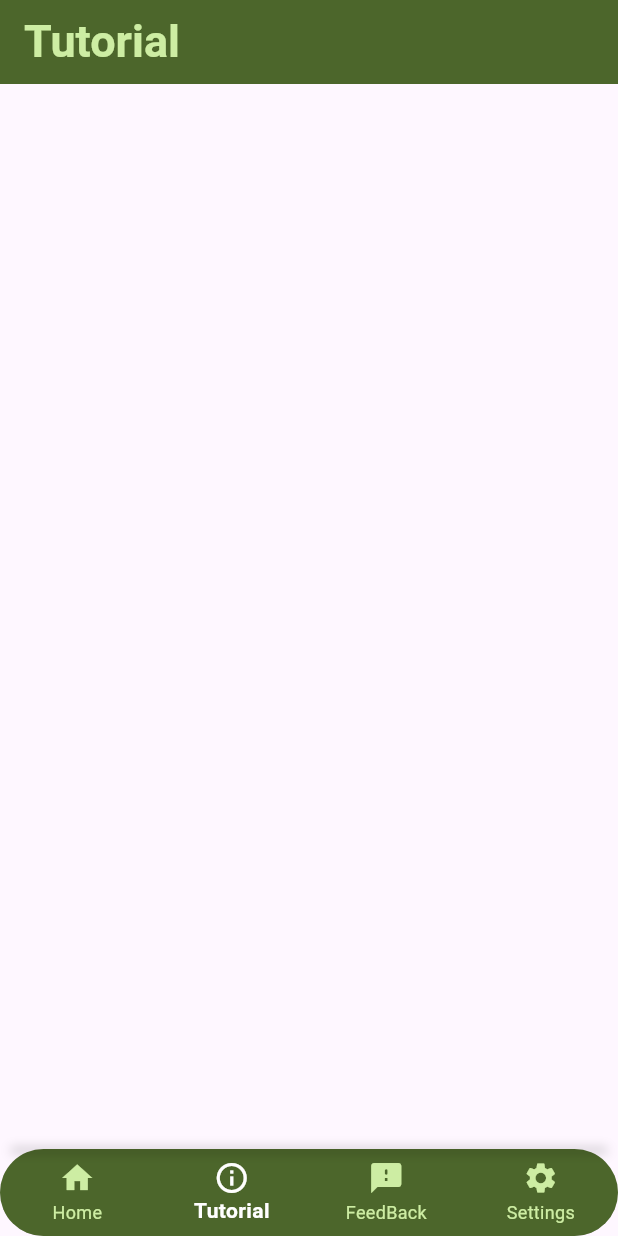
After one commit to WenDEVLIFE/naveyegate, a Flutter app: the screen it shows after launch, item 2 of the bottom bar chosen, on a phone screen of 412 x 824 dp. The commit adds this screen. Run offline on Flutter 3.47's test engine with Material 3 defaults, Android fonts, the phone set to English and light mode, and no system bars; our stand-ins replace camera, fluttertoast; missing offline and left inert: dart:ffi; Roboto replaces fonts that are missing (EB Gammond, EB Garamond).

Commit message:
Added TutorialView.dart to the MainView.dart

```diff
--- a/lib/src/view/MainView.dart
+++ b/lib/src/view/MainView.dart
@@ -1,6 +1,7 @@
 
 import 'package:flutter/material.dart';
 import 'package:naveyegate/src/view/HomeView.dart';
+import 'package:naveyegate/src/view/TutorialView.dart';
 
 import '../widget/CustomBottomNavigation.dart';
 
@@ -19,7 +20,7 @@
       case 0:
         return HomeView();
       case 1:
-        return HomeView();
+        return TutorialView();
       case 2:
         return HomeView();
       case 3:
--- /dev/null
+++ b/lib/src/view/TutorialView.dart
@@ -0,0 +1,25 @@
+import 'package:flutter/cupertino.dart';
+import 'package:flutter/material.dart';
+
+import '../helpers/ColorHelper.dart';
+import '../widget/CustomText.dart';
+
+class TutorialView extends StatelessWidget {
+  @override
+  Widget build(BuildContext context) {
+
+    return Scaffold(
+      appBar: AppBar(
+        title: CustomText(
+          text: 'Tutorial',
+          fontFamily: 'EB Gammond',
+          fontSize: 30,
+          color: ColorHelper.primaryContainer,
+          fontWeight: FontWeight.w700,
+        ),
+        backgroundColor: ColorHelper.primaryColor,
+      ),
+    );
+  }
+
+}
```
